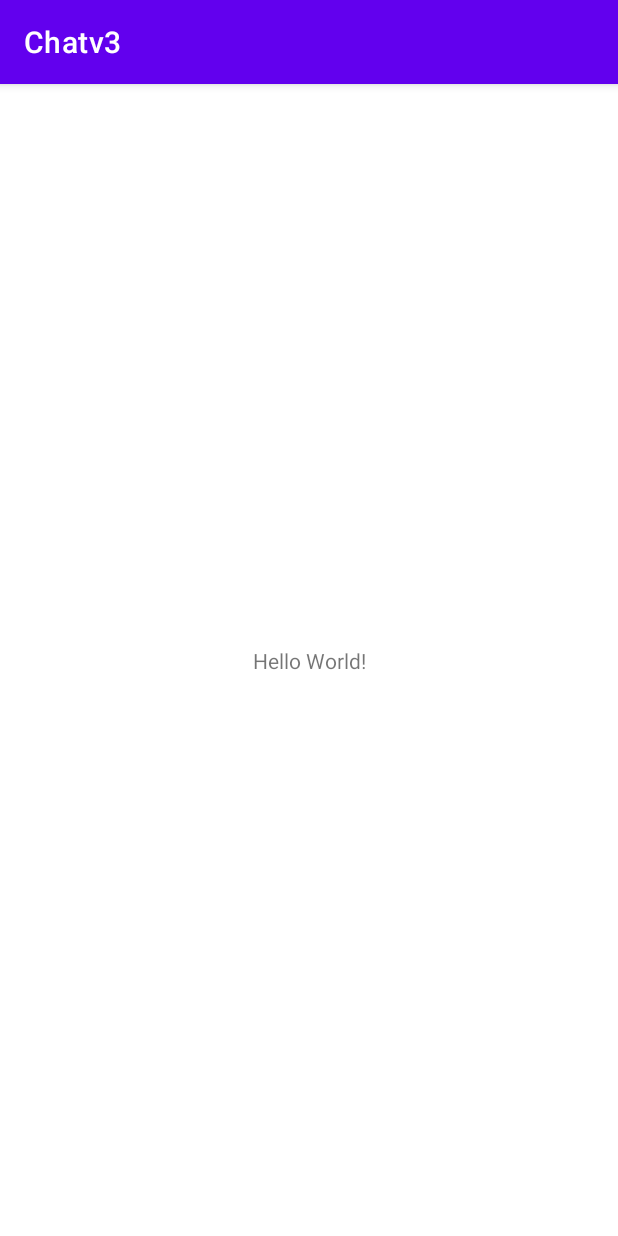
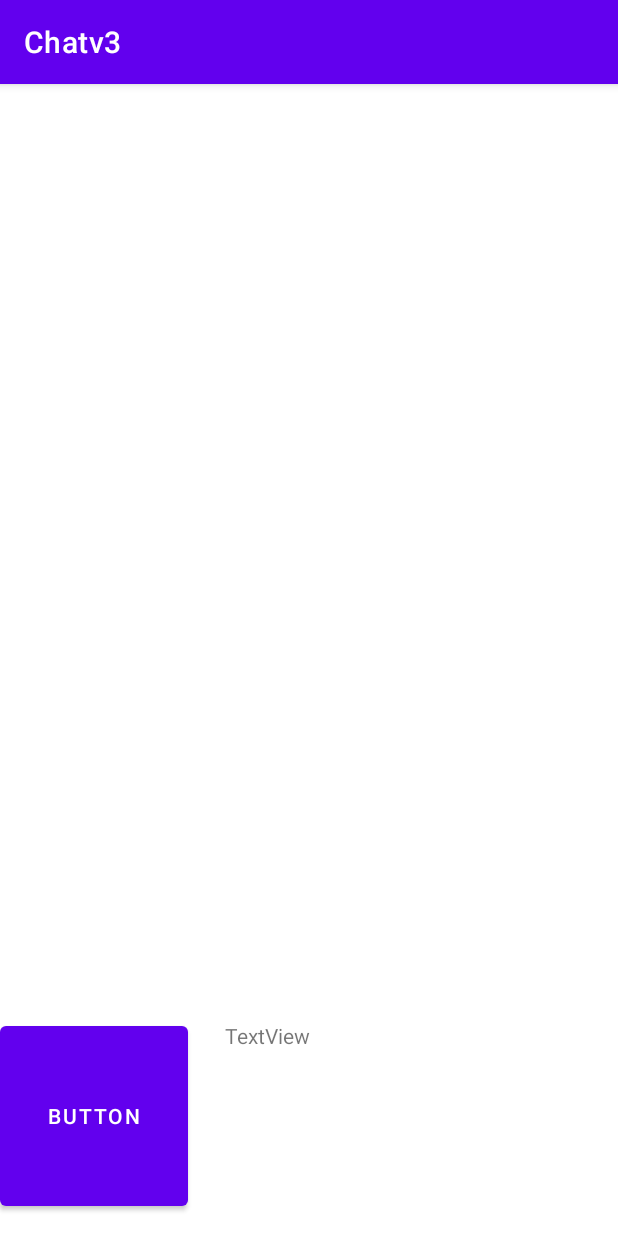
Before and after one commit to GhostZero1/Chat, an Android app: the screen it shows after launch (MainActivity), on a phone screen of 412 x 824 dp. Run offline under Robolectric (Android 15) with nearby library versions, the phone set to English and light mode, and no system bars.

Commit message:
Adding UI

```diff
--- /dev/null
+++ b/app/src/main/java/com/example/chatv3/MessageChat.kt
@@ -0,0 +1,18 @@
+package com.example.chatv3
+
+import java.awt.font.TextAttribute
+
+class MessageChat(
+    var text: String,
+    var name: String,
+    var imageUrl: String
+) {
+
+////    lateinit var text: String
+////    lateinit var name: String
+//    private lateinit var iageUrl: String
+//
+//
+//    override fun toString(): String {
+//        return "MessageChat(text='$text', name='$name', imageUrl='$imageUrl', iageUrl='$iageUrl')"
+    }
--- a/app/src/main/res/layout/activity_main.xml
+++ b/app/src/main/res/layout/activity_main.xml
@@ -1,18 +1,50 @@
 <?xml version="1.0" encoding="utf-8"?>
-<androidx.constraintlayout.widget.ConstraintLayout xmlns:android="http://schemas.android.com/apk/res/android"
+<RelativeLayout xmlns:android="http://schemas.android.com/apk/res/android"
+    android:orientation="vertical"
     xmlns:app="http://schemas.android.com/apk/res-auto"
     xmlns:tools="http://schemas.android.com/tools"
     android:layout_width="match_parent"
     android:layout_height="match_parent"
     tools:context=".MainActivity">
 
+    <ListView
+        android:id="@+id/messanges"
+        android:layout_width="match_parent"
+        android:layout_height="622dp"
+        android:layout_marginBottom="-58dp"
+        android:layout_weight="1" />
+
+    <LinearLayout
+        android:id="@+id/sendMessageLayout"
+        android:layout_width="match_parent"
+        android:layout_height="144dp"
+        android:layout_alignBottom="@+id/messanges"
+        android:layout_alignParentBottom="true"
+        android:layout_marginBottom="2dp"
+        android:orientation="horizontal">
+
+        <Button
+            android:id="@+id/sendButton"
+            android:layout_width="125dp"
+            android:layout_height="match_parent"
+            android:layout_alignParentEnd="true"
+            android:layout_alignParentBottom="true"
+            android:layout_marginEnd="283dp"
+            android:layout_marginBottom="12dp"
+            android:text="Button" />
+
+
+    </LinearLayout>
+
     <TextView
-        android:layout_width="wrap_content"
-        android:layout_height="wrap_content"
-        android:text="Hello World!"
-        app:layout_constraintBottom_toBottomOf="parent"
-        app:layout_constraintLeft_toLeftOf="parent"
-        app:layout_constraintRight_toRightOf="parent"
-        app:layout_constraintTop_toTopOf="parent" />
+        android:id="@+id/textView"
+        android:layout_width="267dp"
+        android:layout_height="141dp"
+        android:layout_alignParentEnd="true"
+        android:layout_alignParentBottom="true"
+        android:layout_marginEnd="-5dp"
+        android:layout_marginBottom="2dp"
+        android:text="TextView" />
 
-</androidx.constraintlayout.widget.ConstraintLayout>
+
+</RelativeLayout>
--- /dev/null
+++ b/app/src/main/res/layout/chat_message.xml
@@ -0,0 +1,6 @@
+<?xml version="1.0" encoding="utf-8"?>
+<androidx.constraintlayout.widget.ConstraintLayout xmlns:android="http://schemas.android.com/apk/res/android"
+    android:layout_width="match_parent"
+    android:layout_height="match_parent">
+
+</androidx.constraintlayout.widget.ConstraintLayout>
```
